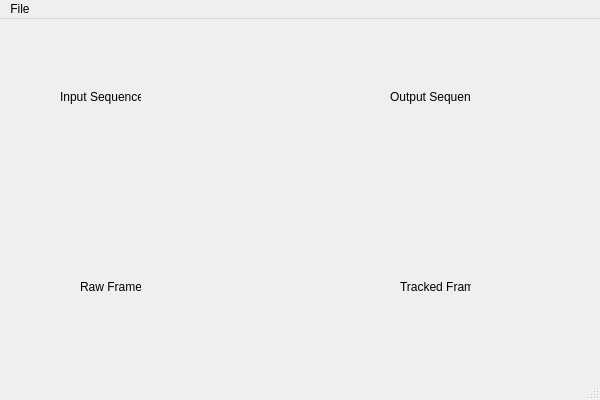
Old version of the form Tracker/Tracker.ui in the repository ChrisWhiten/Tracker.
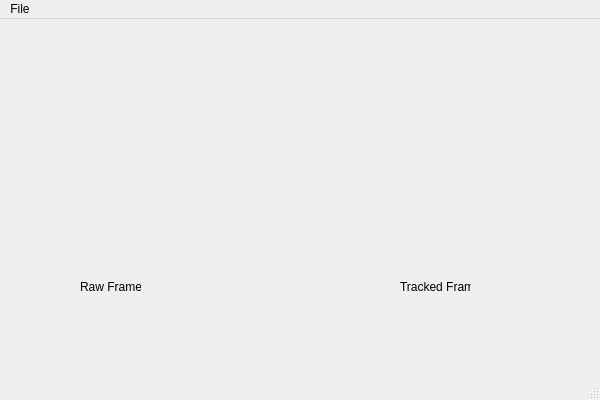
New version of the form.

The edit to the form file:
```diff
--- a/Tracker/Tracker.ui
+++ b/Tracker/Tracker.ui
@@ -24,7 +24,7 @@
      </rect>
     </property>
     <property name="text">
-     <string>Input Sequence</string>
+     <string> </string>
     </property>
    </widget>
    <widget class="QLabel" name="output_sequence">
@@ -37,7 +37,7 @@
      </rect>
     </property>
     <property name="text">
-     <string>Output Sequence</string>
+     <string> </string>
     </property>
    </widget>
    <widget class="QLabel" name="input_label">
```
